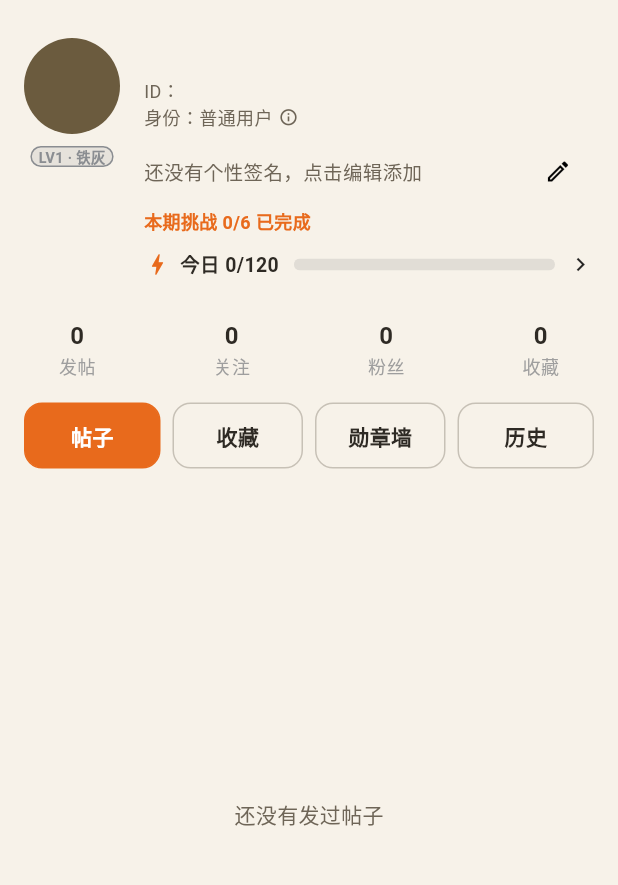
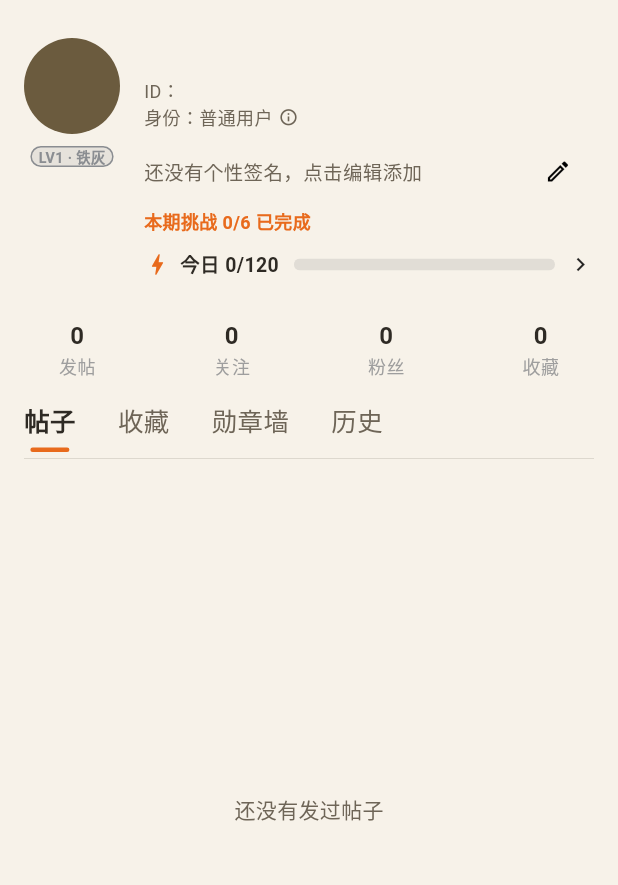
Before and after one commit to wangtao969/guns-map, a Flutter app: the CommunityProfileScreen screen opened directly with empty values, on a phone screen of 412 x 824 dp, the part 76-961 px from its top. Run offline on Flutter 3.47's test engine with Material 3 defaults, Android fonts, the phone set to English and light mode, and no system bars; accounts and stored records are empty.

Commit message:
v2.1.2: 资料页文字 Tab、修等级弹窗按钮与底部遮挡、新增靶场换算与复装成本、单位换算扩展

```diff
--- a/lib/screens/about_screen.dart
+++ b/lib/screens/about_screen.dart
@@ -66,6 +66,7 @@ class AboutScreen extends StatelessWidget {
             '工具 Tab → 配件目录：按品类筛选，点卡片看适配枪械、售价与购买渠道。',
             '工具 Tab → 复装手册：口径图鉴查尺寸与适配枪械；装药表只看手册原文；复装记录页按 SOP 打勾，全部完成才能记一条。',
             '工具 Tab → 装药工具：只做单位换算、枪口动能与后坐力换算，不给装药建议；两枪参数对比只对照纸面参数，不画弹道曲线。',
+            '工具 Tab → 靶场换算：散布换算 MOA/密位与瞄具调节格数；复装成本：按输入价格算每发成本，不提供报价。',
           ], grey, icon: Icons.handyman_outlined),
           _section('操作手册 · 社区', [
             '社区页顶部切换：动态是关注的人与全站用户的图文分享；社区是板块入口、平台活动、签到、全部板块与排行榜。',
--- a/lib/screens/catalog_screen.dart
+++ b/lib/screens/catalog_screen.dart
@@ -49,7 +49,7 @@ class _CatalogScreenState extends State<CatalogScreen> {
         top: true,
         bottom: false,
         child: ListView(
-          padding: const EdgeInsets.fromLTRB(16, 8 + kToolbarHeight, 16, 16),
+          padding: const EdgeInsets.fromLTRB(16, 8 + kToolbarHeight, 16, 110),
           children: [
             // 枪械资讯入口：页头太空，补一条厂商与弹药商资讯快讯；搜索时隐藏。
             if (_query.isEmpty)
--- a/lib/screens/community_profile_screen.dart
+++ b/lib/screens/community_profile_screen.dart
@@ -100,7 +100,7 @@ class _CommunityProfileScreenState extends State<CommunityProfileScreen>
     final earnedIds = earned.map((m) => m.id).toSet();
     const groups = ['签到', '收藏', '发帖', '获赞', '靶场', '品类', '挑战', '彩蛋'];
     return ListView(
-      padding: const EdgeInsets.all(16),
+      padding: const EdgeInsets.fromLTRB(16, 16, 16, 32),
       children: [
         Card(
           child: Padding(
@@ -368,49 +368,59 @@ class _CommunityProfileScreenState extends State<CommunityProfileScreen>
                 ),
               ],
               const SizedBox(height: 12),
+              // 资料页四栏改成文字 Tab：大字 + 选中下划线，贴近截图样式；
+              // 下划线用 App 主色铜橙，不用截图的红，保持品牌一致；
+              // 不加锁图标：各栏可见规则没变（收藏按对方开关），不凭空暗示私密。
               Padding(
                 padding: const EdgeInsets.symmetric(horizontal: 16),
                 child: AnimatedBuilder(
                   animation: _tabs,
                   builder: (_, __) {
                     const labels = ['帖子', '收藏', '勋章墙', '历史'];
-                    return Row(
+                    return Column(
+                      children: [
+                        Row(
                           children: [
                             for (var i = 0; i < labels.length; i++)
-                          Expanded(
-                            child: Padding(
+                              Padding(
                                 padding: EdgeInsets.only(
-                                  left: i == 0 ? 0 : 4,
-                                  right: i == labels.length - 1 ? 0 : 4),
-                              child: SizedBox(
-                                height: 44,
+                                    right: i == labels.length - 1 ? 0 : 28),
                                 child: InkWell(
-                                  borderRadius: BorderRadius.circular(12),
                                   onTap: () => _tabs.animateTo(i),
-                                  child: Container(
-                                    alignment: Alignment.center,
+                                  child: Column(
+                                    children: [
+                                      Text(labels[i],
+                                          style: TextStyle(
+                                              fontSize: 17,
+                                              fontWeight:
+                                                  _tabs.index == i
+                                                      ? FontWeight.bold
+                                                      : FontWeight.normal,
+                                              color: _tabs.index == i
+                                                  ? null
+                                                  : grey)),
+                                      const SizedBox(height: 6),
+                                      Container(
+                                        width: 26,
+                                        height: 3,
                                         decoration: BoxDecoration(
                                           color: _tabs.index == i
                                               ? communityAccent
                                               : Colors.transparent,
                                           borderRadius:
-                                          BorderRadius.circular(12),
-                                      border: Border.all(
-                                          color: _tabs.index == i
-                                              ? communityAccent
-                                              : grey.withValues(
-                                                  alpha: 0.35)),
+                                              BorderRadius.circular(2),
                                         ),
-                                    child: Text(labels[i],
-                                        style: TextStyle(
-                                            fontWeight: FontWeight.bold,
-                                            color: _tabs.index == i
-                                                ? Colors.white
-                                                : null)),
+                                      ),
+                                    ],
                                   ),
                                 ),
                               ),
+                          ],
                         ),
+                        const SizedBox(height: 4),
+                        Container(
+                          height: 0.5,
+                          color: grey.withValues(alpha: 0.25),
                         ),
                       ],
                     );
@@ -427,7 +437,7 @@ class _CommunityProfileScreenState extends State<CommunityProfileScreen>
                             child: Text('还没有发过帖子',
                                 style: TextStyle(color: grey)))
                         : ListView.builder(
-                            padding: const EdgeInsets.all(16),
+                            padding: const EdgeInsets.fromLTRB(16, 16, 16, 32),
                             itemCount: myPosts.length,
                             itemBuilder: (_, i) {
                               final p = myPosts[i];
@@ -469,7 +479,7 @@ class _CommunityProfileScreenState extends State<CommunityProfileScreen>
                                 child: Text('还没有收藏',
                                     style: TextStyle(color: grey)))
                             : ListView.builder(
-                                padding: const EdgeInsets.all(16),
+                                padding: const EdgeInsets.fromLTRB(16, 16, 16, 32),
                                 itemCount: myFavorites.length,
                                 itemBuilder: (_, i) {
                                   final p = myFavorites[i];
@@ -511,7 +521,7 @@ class _CommunityProfileScreenState extends State<CommunityProfileScreen>
                             child: Text('还没有评论记录',
                                 style: TextStyle(color: grey)))
                         : ListView.builder(
-                            padding: const EdgeInsets.all(16),
+                            padding: const EdgeInsets.fromLTRB(16, 16, 16, 32),
                             itemCount: myComments.length,
                             itemBuilder: (_, i) {
                               final entry = myComments[i];
--- a/lib/screens/community_screen.dart
+++ b/lib/screens/community_screen.dart
@@ -345,7 +345,7 @@ class _CommunityScreenState extends State<CommunityScreen> {
   Widget _feedView(CommunityAccount? current, Color grey) {
     final feed = _feedPosts(current);
     return ListView(
-      padding: const EdgeInsets.fromLTRB(16, 16, 16, 88),
+      padding: const EdgeInsets.fromLTRB(16, 16, 16, 110),
       children: [
         if (!kReleaseMode) ...[
           Text(tr('community_note'),
@@ -713,7 +713,7 @@ class _CommunityScreenState extends State<CommunityScreen> {
 
   Widget _homeView(CommunityAccount? current, Color grey) {
     return ListView(
-      padding: const EdgeInsets.all(16),
+      padding: const EdgeInsets.fromLTRB(16, 16, 16, 110),
       children: [
         _sectionTitle('平台活动'),
         const SizedBox(height: 10),
--- a/lib/screens/settings_screen.dart
+++ b/lib/screens/settings_screen.dart
@@ -16,7 +16,7 @@ import 'admin_home_screen.dart';
 import 'feedback_screen.dart';
 
 /// 当前版本：每次发版时与 pubspec.yaml 一起改。
-const String appVersion = '2.1.0';
+const String appVersion = '2.1.2';
 
 /// 设置页：主题切换与关于信息。
 class SettingsScreen extends StatelessWidget {
--- a/lib/widgets/glass_dialog.dart
+++ b/lib/widgets/glass_dialog.dart
@@ -117,11 +117,14 @@ Widget glassCancelButton(BuildContext context, String label) {
 
 Widget glassPrimaryButton(BuildContext context, String label,
     {VoidCallback? onPressed, bool popTrue = false}) {
+  // 以前没传 onPressed 且 popTrue 为 false 时 onPressed 是 null，
+  // 按钮会直接变灰禁用（等级/身份弹窗的“知道了”就是这么坏的）。
+  // 现在默认就是关弹窗，popTrue 时带回 true。
   return FilledButton(
     style: FilledButton.styleFrom(
         backgroundColor: const Color(0xFFE86A1C)),
     onPressed: onPressed ??
-        (popTrue ? () => Navigator.of(context).pop(true) : null),
+        () => Navigator.of(context).pop(popTrue ? true : null),
     child: Text(label, style: const TextStyle(color: Colors.white)),
   );
 }
--- a/pubspec.yaml
+++ b/pubspec.yaml
@@ -1,7 +1,7 @@
 name: firearms_catalog
 description: Ordnance 枪械图鉴
 publish_to: 'none'
-version: 2.1.0+27
+version: 2.1.2+28
 
 environment:
   sdk: '>=3.0.0 <4.0.0'
```
Also changed, not shown: lib/screens/load_tools_screen.dart (+33 -0 lines), lib/screens/range_tools_screen.dart (added, +202 -0 lines), lib/screens/reload_cost_screen.dart (added, +148 -0 lines), lib/screens/tools_screen.dart (+22 -2 lines). Lines whose indentation alone changed are shown as unchanged.
